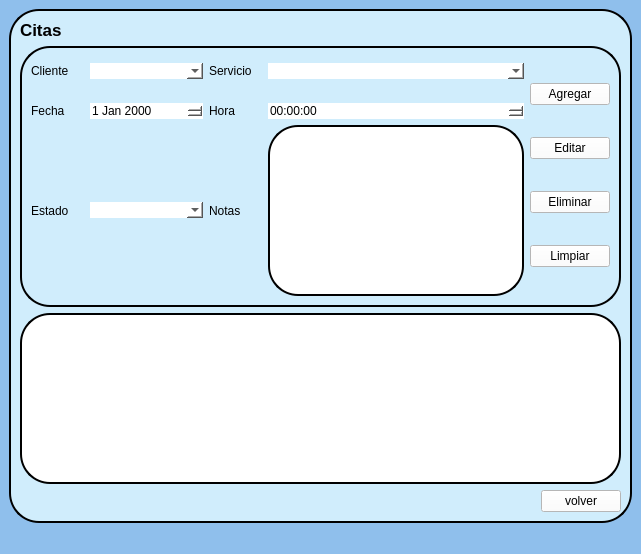
Above: ui/citas.ui from jesusantoniomorenorenova-spec/GestorDeCitas before the change. Below: the same form after it.
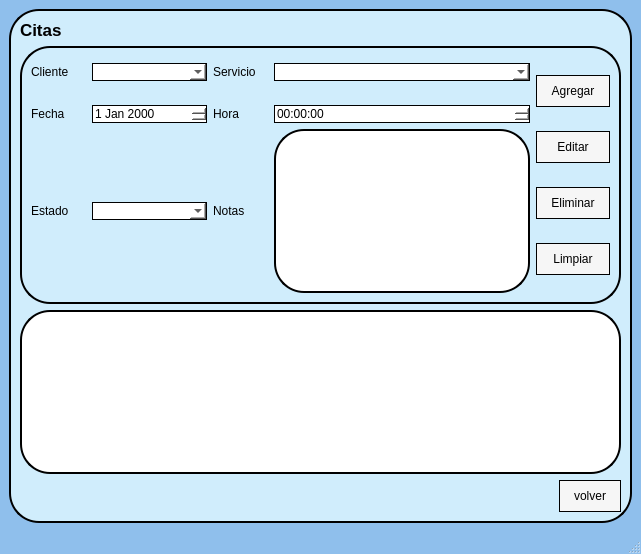
That is the form after the change.

Commit message: probandoponer todoloelestiloen el QMain

Diff of the .ui file:
```diff
--- a/ui/citas.ui
+++ b/ui/citas.ui
@@ -14,19 +14,89 @@
    <string>MainWindow</string>
   </property>
   <property name="styleSheet">
-   <string notr="true">
-Background-color:#8fbfec;</string>
+   <string notr="true">/*fondo*/
+QMainWindow{
+Background-color:#8fbfec;
+}
+/*frame*/
+QFrame{
+border:2px solid black;
+border-radius: 30px;
+background-color: #D0EDFC
+}
+
+
+/*label*/
+QLabel{
+border:none;
+color:#black;
+}
+
+/*botones*/
+QPushButton{
+background-color: #f6f6f6;
+border: 1px solid black;
+border-radius: 30px;
+padding: 8px 14px;
+}
+
+/*hover:cuando paso el maus*/
+QpushButton:hover{
+background-color: white;
+color: black;
+border: 2px solid #1b4f72;
+}
+
+/*presionado*/
+QPushButton:pressed{
+background-color: white;
+color:black;
+}
+
+/*tabla*/
+QTableView{
+background-color: #ffffff;
+border:2px solid black;
+border-radius: 30px;
+}
+
+/*notas*/
+QPlainTextEdit{
+background-color: #ffffff;
+}
+
+
+/*TXT*/
+QLineEdit{
+background-color:#ffffff;
+border:1px solid black;
+}
+
+QComboBox{
+background-color:#ffffff;
+border:1px solid black;
+}
+
+QTimeEdit{
+background-color:#ffffff;
+border:1px solid black;
+}
+
+QDateEdit{
+background-color:#ffffff;
+border:1px solid black;
+}
+
+
+
+</string>
   </property>
   <widget class="QWidget" name="centralwidget">
    <layout class="QVBoxLayout" name="verticalLayout_3">
     <item>
      <widget class="QFrame" name="frame_2">
       <property name="styleSheet">
-       <string notr="true">QFrame{
-     border: 2px solid black;
-     border-radius:30px;
-     background-color: #D0EDFC
-}</string>
+       <string notr="true"/>
       </property>
       <property name="frameShape">
        <enum>QFrame::StyledPanel</enum>
@@ -64,23 +134,21 @@
           <item row="1" column="4" colspan="2">
            <widget class="QComboBox" name="cmbServicio">
             <property name="styleSheet">
-             <string notr="true">border:none;
-background-color: #ffffff;</string>
+             <string notr="true"/>
             </property>
            </widget>
           </item>
           <item row="1" column="1" colspan="2">
            <widget class="QComboBox" name="cmbCliente">
             <property name="styleSheet">
-             <string notr="true">border:none;
-background-color: #ffffff;</string>
+             <string notr="true"/>
             </property>
            </widget>
           </item>
           <item row="1" column="3">
            <widget class="QLabel" name="lblServicio">
             <property name="styleSheet">
-             <string notr="true">border:none</string>
+             <string notr="true"/>
             </property>
             <property name="text">
              <string>Servicio</string>
@@ -90,7 +158,7 @@
           <item row="1" column="0">
            <widget class="QLabel" name="lblCliente">
             <property name="styleSheet">
-             <string notr="true">border:none;</string>
+             <string notr="true"/>
             </property>
             <property name="text">
              <string>Cliente</string>
@@ -100,7 +168,7 @@
           <item row="5" column="0">
            <widget class="QLabel" name="lblFecha">
             <property name="styleSheet">
-             <string notr="true">border:none;</string>
+             <string notr="true"/>
             </property>
             <property name="text">
              <string>Fecha</string>
@@ -110,15 +178,14 @@
           <item row="5" column="4" colspan="2">
            <widget class="QTimeEdit" name="timeHora">
             <property name="styleSheet">
-             <string notr="true">border:none;
-background-color: #ffffff;</string>
+             <string notr="true"/>
             </property>
            </widget>
           </item>
           <item row="5" column="3">
            <widget class="QLabel" name="lblHora">
             <property name="styleSheet">
-             <string notr="true">border:none;</string>
+             <string notr="true"/>
             </property>
             <property name="text">
              <string>Hora</string>
@@ -128,15 +195,14 @@
           <item row="5" column="1" colspan="2">
            <widget class="QDateEdit" name="dateFecha">
             <property name="styleSheet">
-             <string notr="true">border:none;
-background-color: #ffffff;</string>
+             <string notr="true"/>
             </property>
            </widget>
           </item>
           <item row="6" column="0">
            <widget class="QLabel" name="lblEstado">
             <property name="styleSheet">
-             <string notr="true">border:none;</string>
+             <string notr="true"/>
             </property>
             <property name="text">
              <string>Estado</string>
@@ -146,15 +212,14 @@
           <item row="6" column="1" colspan="2">
            <widget class="QComboBox" name="cmbEstado">
             <property name="styleSheet">
-             <string notr="true">border:none;
-background-color: #ffffff;</string>
+             <string notr="true"/>
             </property>
            </widget>
           </item>
           <item row="6" column="3">
            <widget class="QLabel" name="lblNotas">
             <property name="styleSheet">
-             <string notr="true">border:none;</string>
+             <string notr="true"/>
             </property>
             <property name="text">
              <string>Notas</string>
@@ -166,7 +231,7 @@
             <item>
              <widget class="QPushButton" name="btnAgregar">
               <property name="styleSheet">
-               <string notr="true">background-color: #ffffff;</string>
+               <string notr="true"/>
               </property>
               <property name="text">
                <string>Agregar</string>
@@ -176,7 +241,7 @@
             <item>
              <widget class="QPushButton" name="btnEditar">
               <property name="styleSheet">
-               <string notr="true">background-color: #ffffff;</string>
+               <string notr="true"/>
               </property>
               <property name="text">
                <string>Editar</string>
@@ -186,7 +251,7 @@
             <item>
              <widget class="QPushButton" name="btnEliminar">
               <property name="styleSheet">
-               <string notr="true">background-color: #ffffff;</string>
+               <string notr="true"/>
               </property>
               <property name="text">
                <string>Eliminar</string>
@@ -196,7 +261,7 @@
             <item>
              <widget class="QPushButton" name="btnEliminar_2">
               <property name="styleSheet">
-               <string notr="true">background-color: #ffffff;</string>
+               <string notr="true"/>
               </property>
               <property name="text">
                <string>Limpiar</string>
@@ -208,7 +273,7 @@
           <item row="6" column="4" colspan="2">
            <widget class="QPlainTextEdit" name="txtNotas">
             <property name="styleSheet">
-             <string notr="true">background-color: #ffffff;</string>
+             <string notr="true"/>
             </property>
            </widget>
           </item>
@@ -218,7 +283,7 @@
        <item>
         <widget class="QTableView" name="tblCitas">
          <property name="styleSheet">
-          <string notr="true">background-color: #ffffff;</string>
+          <string notr="true"/>
          </property>
         </widget>
        </item>
@@ -240,7 +305,7 @@
          <item>
           <widget class="QPushButton" name="btnVolver">
            <property name="styleSheet">
-            <string notr="true">background-color: #ffffff;</string>
+            <string notr="true"/>
            </property>
            <property name="text">
             <string>volver</string>
```
Left out of the diff: 5 changed lines with no effect on the pictures. The commit also changes 3 other files.
